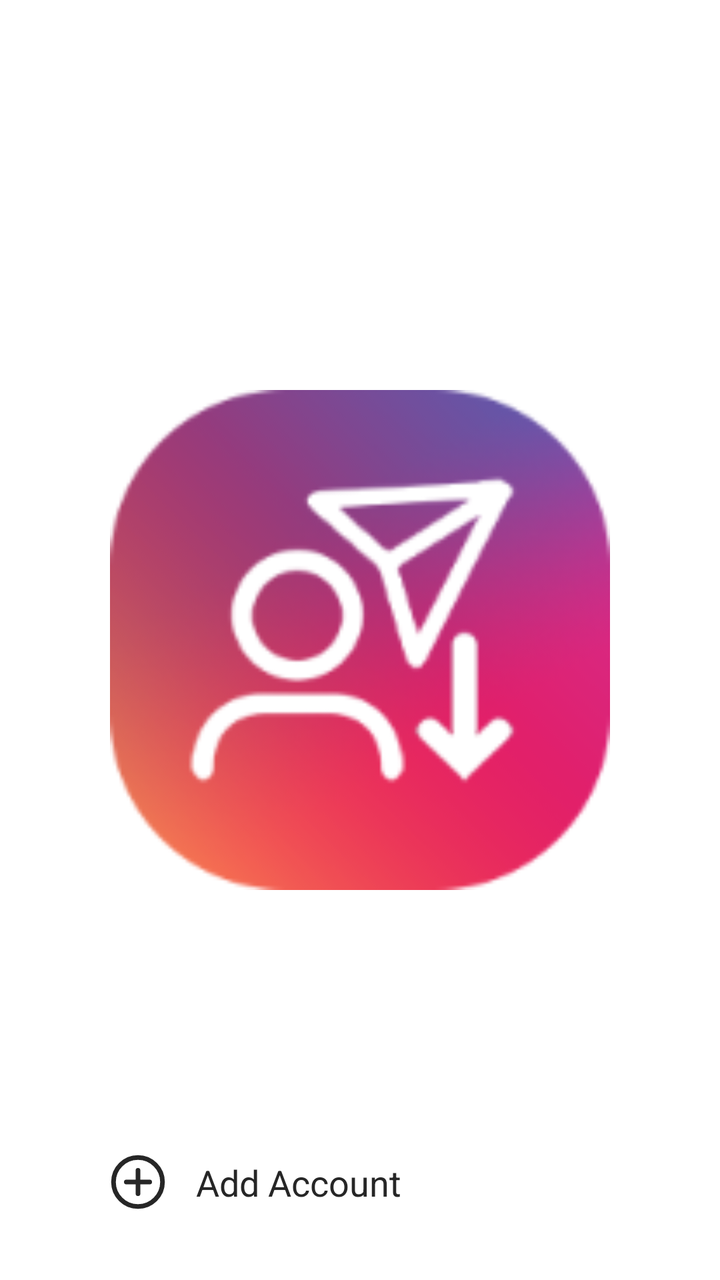
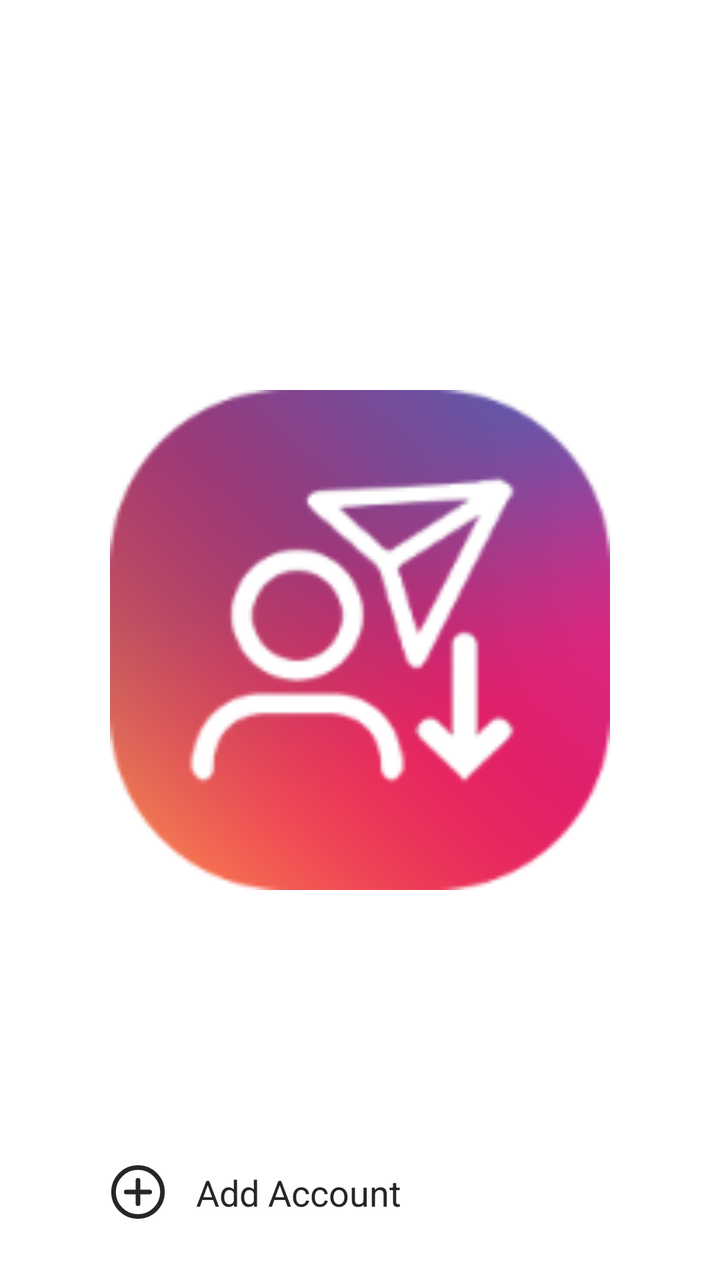

Screens rendered from an Android XML layout before and after an edit, with the pre-edit source and the edit as a unified diff.
<!-- AndroidManifest.xml: application theme Theme.InstaTools -->
<!-- res/layout/welcome.xml -->
<?xml version="1.0" encoding="utf-8"?>
<androidx.constraintlayout.widget.ConstraintLayout xmlns:android="http://schemas.android.com/apk/res/android"
    xmlns:app="http://schemas.android.com/apk/res-auto"
    xmlns:tools="http://schemas.android.com/tools"
    android:layout_width="match_parent"
    android:layout_height="match_parent"
    tools:ignore="ContentDescription,MissingConstraints">

    <ImageView
        android:id="@+id/logo"
        style="@style/parentConstraint"
        android:layout_width="250dp"
        android:layout_height="250dp"
        android:contentDescription="@string/app_name"
        android:src="@mipmap/launcher"
        app:layout_constraintVertical_bias="0.5" />

    <androidx.recyclerview.widget.RecyclerView
        android:id="@+id/accounts"
        android:layout_width="0dp"
        android:layout_height="0dp"
        android:layout_marginTop="50dp"
        android:orientation="vertical"
        app:layoutManager="androidx.recyclerview.widget.LinearLayoutManager"
        app:layout_constraintBottom_toTopOf="@id/addAccount"
        app:layout_constraintLeft_toLeftOf="parent"
        app:layout_constraintRight_toRightOf="parent"
        app:layout_constraintTop_toBottomOf="@id/logo"
        app:layout_constraintVertical_bias="0" />

    <androidx.constraintlayout.widget.ConstraintLayout
        android:id="@+id/addAccount"
        android:layout_width="match_parent"
        android:layout_height="wrap_content"
        android:background="@drawable/button"
        android:elevation="2dp"
        android:paddingStart="@dimen/loginPadH"
        android:paddingTop="25dp"
        android:paddingEnd="@dimen/loginPadH"
        android:paddingBottom="25dp"
        app:layout_constraintBottom_toBottomOf="parent">

        <ImageView
            android:id="@+id/addAccIv"
            android:layout_width="28dp"
            android:layout_height="28dp"
            android:layout_margin="10dp"
            android:src="@drawable/add"
            app:layout_constraintBottom_toBottomOf="parent"
            app:layout_constraintStart_toStartOf="parent"
            app:layout_constraintTop_toTopOf="parent" />

        <TextView
            android:id="@+id/addAccTv"
            android:layout_width="0dp"
            android:layout_height="wrap_content"
            android:layout_marginStart="15dp"
            android:text="@string/addAccount"
            android:textAlignment="viewStart"
            android:textColor="?attr/colorAccent"
            android:textSize="18sp"
            app:layout_constraintBottom_toBottomOf="parent"
            app:layout_constraintEnd_toEndOf="parent"
            app:layout_constraintStart_toEndOf="@id/addAccIv"
            app:layout_constraintTop_toTopOf="parent" />
    </androidx.constraintlayout.widget.ConstraintLayout>
</androidx.constraintlayout.widget.ConstraintLayout>
<!-- resources referenced by this layout -->
<resources>
  <dimen name="loginPadH">45dp</dimen>
  <!-- drawable add (drawable) -->
  <vector xmlns:android="http://schemas.android.com/apk/res/android"
      android:width="24dp"
      android:height="24dp"
      android:viewportWidth="24"
      android:viewportHeight="24">
    <path
        android:pathData="M12.001,12.005m-10.5,0a10.5,10.5 0,1 1,21 0a10.5,10.5 0,1 1,-21 0"
        android:strokeLineJoin="round"
        android:strokeWidth="2"
        android:fillColor="#00000000"
        android:strokeColor="?attr/colorAccent"
        android:strokeLineCap="round"/>
    <path
        android:pathData="M7.001,12.005L17.001,12.005"
        android:strokeLineJoin="round"
        android:strokeWidth="2"
        android:fillColor="#00000000"
        android:strokeColor="?attr/colorAccent"
        android:strokeLineCap="round"/>
    <path
        android:pathData="M12.001,7.005L12.001,17.005"
        android:strokeLineJoin="round"
        android:strokeWidth="2"
        android:fillColor="#00000000"
        android:strokeColor="?attr/colorAccent"
        android:strokeLineCap="round"/>
  </vector>
  <!-- drawable button (drawable) -->
  <?xml version="1.0" encoding="utf-8"?>
  <ripple xmlns:android="http://schemas.android.com/apk/res/android"
      android:color="?attr/colorPrimaryWeak">
      <item android:id="@android:id/mask">
          <shape android:shape="rectangle">
              <solid android:color="@android:color/white" />
          </shape>
      </item>
  </ripple>
  <!-- mipmap launcher: png bitmap (mipmap-hdpi, 7637 bytes) -->
  <string name="addAccount">Add Account</string>
  <string name="app_name" translatable="false">InstaTools</string>
  <style name="parentConstraint">
          <item name="layout_constraintTop_toTopOf">parent</item>
          <item name="layout_constraintStart_toStartOf">parent</item>
          <item name="layout_constraintEnd_toEndOf">parent</item>
          <item name="layout_constraintBottom_toBottomOf">parent</item>
      </style>
  <style name="Theme.InstaTools" parent="Theme.AppCompat.DayNight.NoActionBar">
          <item name="colorPrimary">@color/defCA</item>
          <item name="colorPrimaryDark">@color/defCA</item>
          <item name="colorAccent">?attr/colorPrimaryDark</item>
          <item name="backgroundColor">@color/defBG</item>
          <item name="android:windowBackground">?attr/backgroundColor</item>
          <item name="android:navigationBarColor">?attr/backgroundColor</item>
          <item name="android:statusBarColor">?attr/backgroundColor</item>
          <item name="android:windowLightNavigationBar" tools:ignore="NewApi">true</item>
          <item name="android:windowLightStatusBar">true</item>
      </style>
  <color name="defCA">#262626</color>
  <color name="defBG">#FFF</color>
</resources>

<!-- the commit's change to res/layout/welcome.xml (unified diff, before → after) -->
@@ -35,9 +35,9 @@
         android:background="@drawable/button"
         android:elevation="2dp"
         android:paddingStart="@dimen/loginPadH"
-        android:paddingTop="25dp"
+        android:paddingTop="20dp"
         android:paddingEnd="@dimen/loginPadH"
-        android:paddingBottom="25dp"
+        android:paddingBottom="20dp"
         app:layout_constraintBottom_toBottomOf="parent">
 
         <ImageView
<!-- resource entries referenced after the edit -->
@@ -57,7 +57,7 @@
           <item name="android:navigationBarColor">?attr/backgroundColor</item>
           <item name="android:statusBarColor">?attr/backgroundColor</item>
           <item name="android:windowLightNavigationBar" tools:ignore="NewApi">true</item>
-          <item name="android:windowLightStatusBar">true</item>
+          <item name="android:windowLightStatusBar" tools:ignore="NewApi">true</item>
       </style>
   <color name="defCA">#262626</color>
   <color name="defBG">#FFF</color>
